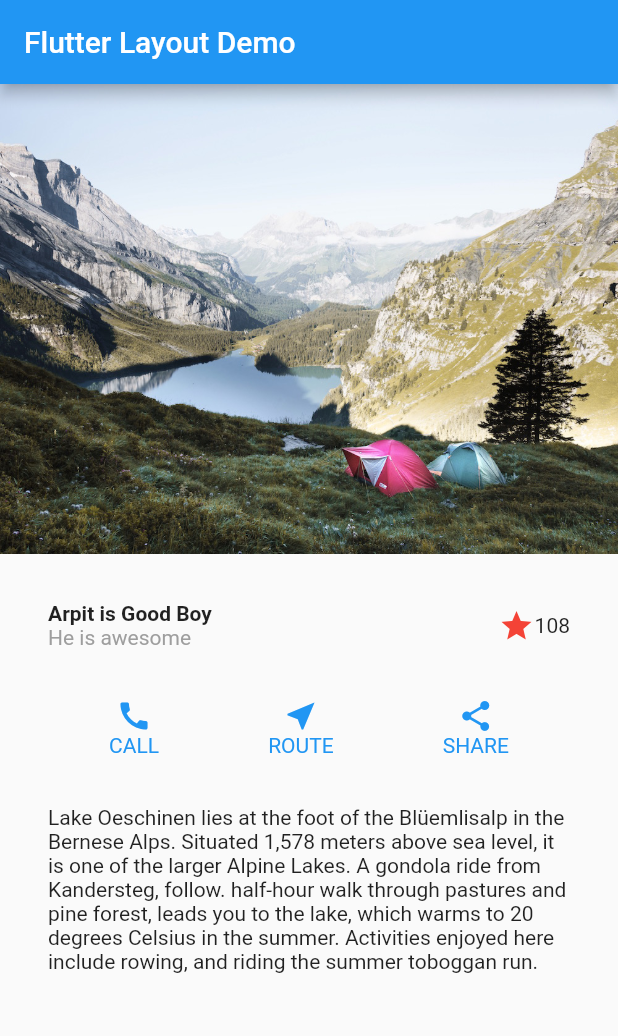
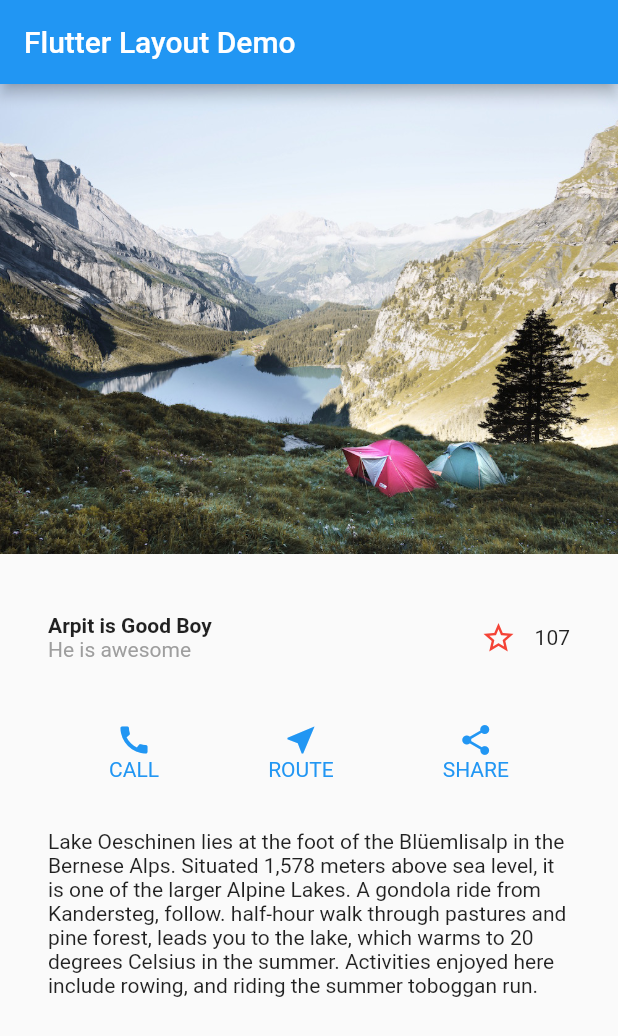
Before and after one commit to SoniArpit/flutter_layout_tut, a Flutter app: the screen it shows after launch, on a phone screen of 412 x 824 dp. Shown: the top 1036 px of the screen. Run offline on Flutter 3.47's test engine with Material 2 defaults, Android fonts, the phone set to English and light mode, and no system bars.

Commit message:
Adding interactivity to your Flutter app

```diff
--- a/lib/main.dart
+++ b/lib/main.dart
@@ -26,11 +26,7 @@ class MyApp extends StatelessWidget {
             ],
           ),
         ),
-        Icon(
-          Icons.star,
-          color: Colors.red[500],
-        ),
-        Text("108"),
+        FavoriteWidget(),
       ],
     ),
   );
@@ -92,3 +88,42 @@ class MyApp extends StatelessWidget {
     );
   }
 }
+
+class FavoriteWidget extends StatefulWidget {
+  @override
+  _FavoriteWidgetState createState() => _FavoriteWidgetState();
+}
+
+class _FavoriteWidgetState extends State<FavoriteWidget> {
+  bool _isFav = false;
+  int _favCount = 107;
+
+  void _toggleFav() {
+    setState(() {
+      if (_isFav) {
+        _favCount -= 1;
+        _isFav = false;
+      } else {
+        _favCount += 1;
+        _isFav = true;
+      }
+    });
+  }
+
+  @override
+  Widget build(BuildContext context) {
+    return Row(
+      children: <Widget>[
+        Container(
+          padding: const EdgeInsets.all(0),
+          child: IconButton(
+            icon: _isFav ? Icon(Icons.star) : Icon(Icons.star_border),
+            color: Colors.red,
+            onPressed: _toggleFav,
+          ),
+        ),
+        Text("$_favCount")
+      ],
+    );
+  }
+}
```
